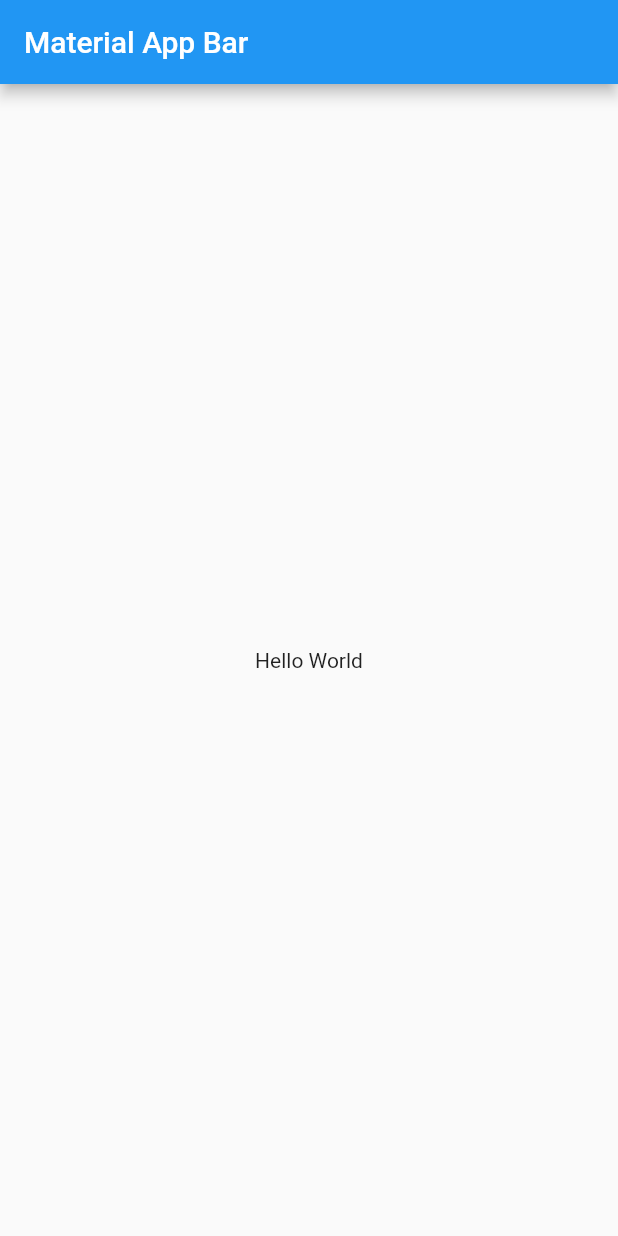
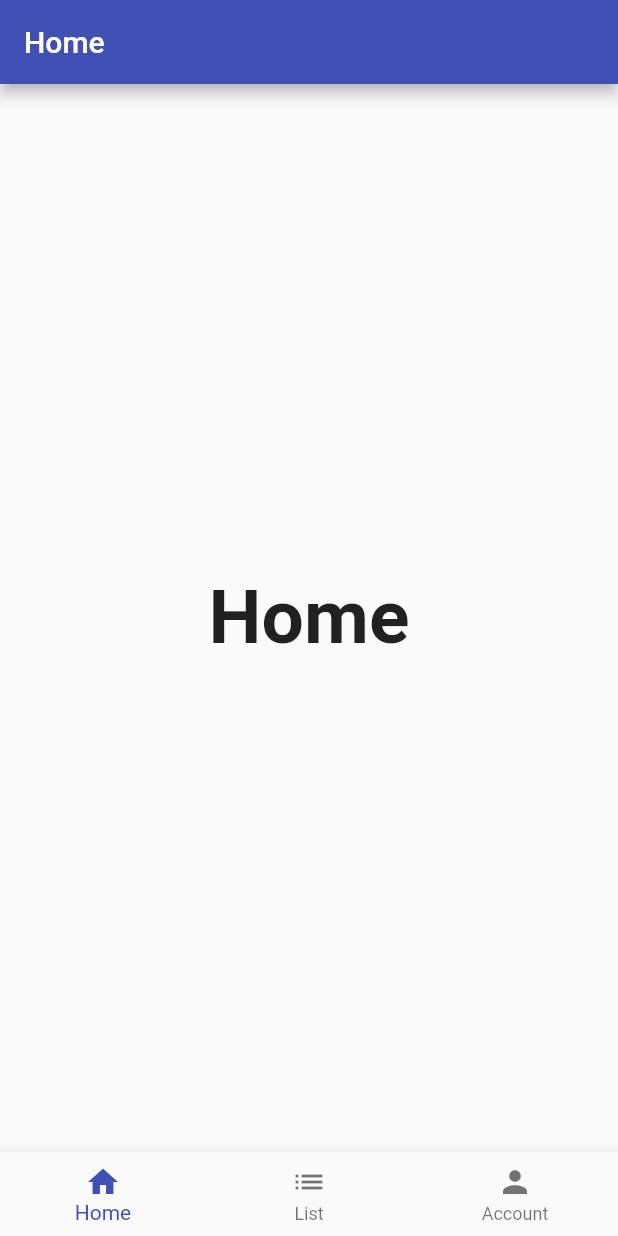
Before and after one commit to falconsoft3d/openattendance_simple_app, a Flutter app: the screen it shows after launch, on a phone screen of 412 x 824 dp. Run offline on Flutter 3.47's test engine with Material 2 defaults, Android fonts, the phone set to English and light mode, and no system bars.

Commit message:
Add tab page

```diff
--- /dev/null
+++ b/lib/home_page.dart
@@ -0,0 +1,55 @@
+import 'package:flutter/material.dart';
+import 'package:openattendance_simple_app/screens/home_screen.dart';
+import 'package:openattendance_simple_app/screens/list_screen.dart';
+import 'package:openattendance_simple_app/screens/account_screen.dart';
+
+class HomePage extends StatefulWidget {
+  const HomePage({Key? key}) : super(key: key);
+
+  @override
+  State<HomePage> createState() => _HomePageState();
+}
+
+class _HomePageState extends State<HomePage> {
+  int _selectedIndex = 0;
+
+  void _navigateBottombar(int index) {
+    setState(() {
+      _selectedIndex = index;
+    });
+  }
+
+  final List<Widget> _pages = [
+    HomeScreen(),
+    ListScreen(),
+    AccountScreen(),
+  ];
+
+  @override
+  Widget build(BuildContext context) {
+    return  Scaffold(
+
+        body : _pages[_selectedIndex],
+
+        bottomNavigationBar: BottomNavigationBar(
+          currentIndex: _selectedIndex,
+          onTap: _navigateBottombar,
+          items: const [
+            BottomNavigationBarItem(
+              icon: Icon(Icons.home),
+              label: 'Home',
+            ),
+            BottomNavigationBarItem(
+              icon: Icon(Icons.list),
+              label: 'List',
+            ),
+            BottomNavigationBarItem(
+              icon: Icon(Icons.person),
+              label: 'Account',
+            ),
+          ],
+        )
+
+    );
+  }
+}
--- a/lib/main.dart
+++ b/lib/main.dart
@@ -1,23 +1,28 @@
 import 'package:flutter/material.dart';
+import 'package:openattendance_simple_app/home_page.dart';
 
-void main() => runApp(const MyApp());
 
-class MyApp extends StatelessWidget {
+void main() async {
+  runApp(const MyApp());
+  }
+
+class MyApp extends StatefulWidget {
   const MyApp({super.key});
 
   @override
+  State<MyApp> createState() => _MyAppState();
+}
+
+class _MyAppState extends State<MyApp> {
+  @override
   Widget build(BuildContext context) {
-    return MaterialApp(
+    return  MaterialApp(
+      title: 'OpenAttendance',
+      theme: ThemeData(
+        primarySwatch: Colors.indigo,
+      ),
       debugShowCheckedModeBanner: false,
-      title: 'Material App',
-      home: Scaffold(
-        appBar: AppBar(
-          title: const Text('Material App Bar'),
-        ),
-        body: const Center(
-          child: Text('Hello World'),
-        ),
-      ),
+      home: const HomePage()
     );
-  }
+    }
 }
--- /dev/null
+++ b/lib/screens/home_screen.dart
@@ -0,0 +1,24 @@
+import 'package:flutter/material.dart';
+
+class HomeScreen extends StatelessWidget {
+
+  const HomeScreen({Key? key}) : super(key: key);
+
+  @override
+  Widget build(BuildContext context) {
+    return  Scaffold(
+      appBar: AppBar(
+        title: const Text('Home'),
+      ),
+      body: const Center(
+        child: Text(
+          'Home',
+          style: TextStyle(
+            fontSize: 50,
+            fontWeight: FontWeight.bold,
+          ),
+        ),
+      ),
+    );
+  }
+}
```
Also changed, not shown: lib/screens/account_screen.dart (added, +24 -0 lines), lib/screens/list_screen.dart (added, +24 -0 lines).
